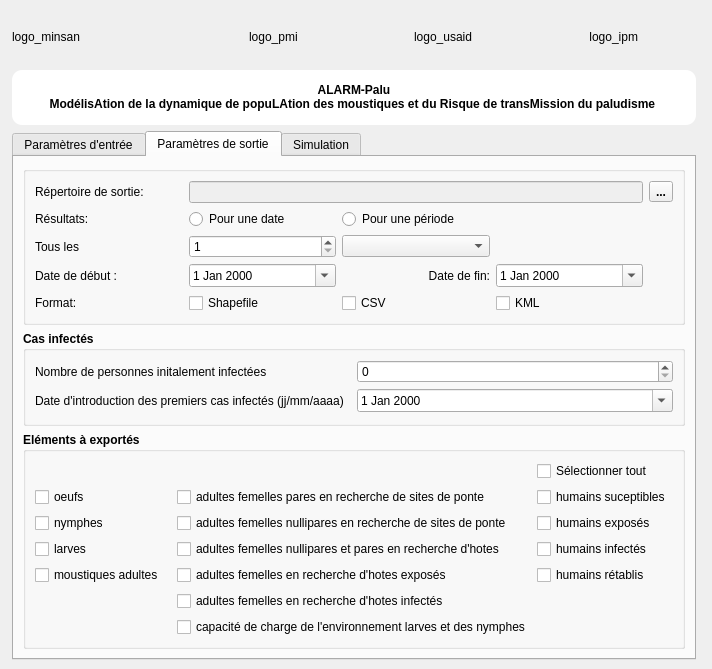
TeamSaGeo/MalariaModel, file mainwindow.ui: the form before one commit.
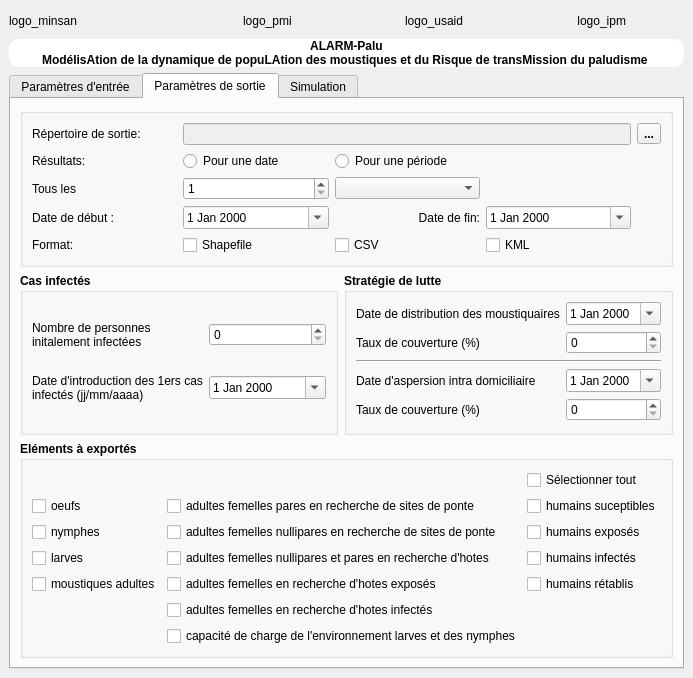
The form after the commit. The open tabs and pages were chosen to show the change. Icons and pictures are not drawn.

Commit message: add strategie de lutte

```diff
--- a/mainwindow.ui
+++ b/mainwindow.ui
@@ -6,8 +6,8 @@
    <rect>
     <x>0</x>
     <y>0</y>
-    <width>712</width>
-    <height>669</height>
+    <width>678</width>
+    <height>678</height>
    </rect>
   </property>
   <property name="sizePolicy">
@@ -395,221 +395,10 @@
         <string>Paramètres de sortie</string>
        </attribute>
        <layout class="QGridLayout" name="gridLayout_5">
-        <item row="3" column="0">
-         <widget class="QGroupBox" name="groupBox_col_export">
-          <property name="font">
-           <font>
-            <bold>true</bold>
-           </font>
-          </property>
-          <property name="styleSheet">
-           <string notr="true"/>
-          </property>
-          <property name="title">
-           <string>Eléments à exportés</string>
-          </property>
-          <layout class="QGridLayout" name="gridLayout_9">
-           <item row="1" column="2">
-            <widget class="QCheckBox" name="humS">
-             <property name="font">
-              <font>
-               <pointsize>9</pointsize>
-               <bold>false</bold>
-              </font>
-             </property>
-             <property name="text">
-              <string>humains suceptibles</string>
-             </property>
-            </widget>
-           </item>
-           <item row="3" column="0">
-            <widget class="QCheckBox" name="nymphes">
-             <property name="font">
-              <font>
-               <pointsize>9</pointsize>
-               <bold>false</bold>
-              </font>
-             </property>
-             <property name="text">
-              <string>nymphes</string>
-             </property>
-            </widget>
-           </item>
-           <item row="3" column="1">
-            <widget class="QCheckBox" name="a1o">
-             <property name="font">
-              <font>
-               <pointsize>9</pointsize>
-               <bold>false</bold>
-              </font>
-             </property>
-             <property name="text">
-              <string>adultes femelles nullipares en recherche de sites de ponte</string>
-             </property>
-            </widget>
-           </item>
-           <item row="4" column="1">
-            <widget class="QCheckBox" name="ah">
-             <property name="font">
-              <font>
-               <pointsize>9</pointsize>
-               <bold>false</bold>
-              </font>
-             </property>
-             <property name="text">
-              <string>adultes femelles nullipares et pares en recherche d'hotes</string>
-             </property>
-            </widget>
-           </item>
-           <item row="1" column="1">
-            <widget class="QCheckBox" name="a2o">
-             <property name="font">
-              <font>
-               <pointsize>9</pointsize>
-               <bold>false</bold>
-              </font>
-             </property>
-             <property name="text">
-              <string>adultes femelles pares en recherche de sites de ponte</string>
-             </property>
-            </widget>
-           </item>
-           <item row="6" column="0">
-            <widget class="QCheckBox" name="adultestot">
-             <property name="font">
-              <font>
-               <pointsize>9</pointsize>
-               <bold>false</bold>
-              </font>
-             </property>
-             <property name="text">
-              <string>moustiques adultes</string>
-             </property>
-            </widget>
-           </item>
-           <item row="7" column="1">
-            <widget class="QCheckBox" name="ahI">
-             <property name="font">
-              <font>
-               <pointsize>9</pointsize>
-               <bold>false</bold>
-              </font>
-             </property>
-             <property name="text">
-              <string>adultes femelles en recherche d'hotes infectés</string>
-             </property>
-            </widget>
-           </item>
-           <item row="6" column="1">
-            <widget class="QCheckBox" name="ahE">
-             <property name="font">
-              <font>
-               <pointsize>9</pointsize>
-               <bold>false</bold>
-              </font>
-             </property>
-             <property name="text">
-              <string>adultes femelles en recherche d'hotes exposés</string>
-             </property>
-            </widget>
-           </item>
-           <item row="9" column="1">
-            <widget class="QCheckBox" name="fkl">
-             <property name="font">
-              <font>
-               <pointsize>9</pointsize>
-               <bold>false</bold>
-              </font>
-             </property>
-             <property name="text">
-              <string>capacité de charge de l'environnement larves et des nymphes</string>
-             </property>
-            </widget>
-           </item>
-           <item row="1" column="0">
-            <widget class="QCheckBox" name="oeufs">
-             <property name="font">
-              <font>
-               <pointsize>9</pointsize>
-               <bold>false</bold>
-              </font>
-             </property>
-             <property name="text">
-              <string>oeufs</string>
-             </property>
-            </widget>
-           </item>
-           <item row="6" column="2">
-            <widget class="QCheckBox" name="humR">
-             <property name="font">
-              <font>
-               <pointsize>9</pointsize>
-               <bold>false</bold>
-              </font>
-             </property>
-             <property name="text">
-              <string>humains rétablis</string>
-             </property>
-            </widget>
-           </item>
-           <item row="4" column="2">
-            <widget class="QCheckBox" name="humI">
-             <property name="font">
-              <font>
-               <pointsize>9</pointsize>
-               <bold>false</bold>
-              </font>
-             </property>
-             <property name="text">
-              <string>humains infectés</string>
-             </property>
-            </widget>
-           </item>
-           <item row="3" column="2">
-            <widget class="QCheckBox" name="humE">
-             <property name="font">
-              <font>
-               <pointsize>9</pointsize>
-               <bold>false</bold>
-              </font>
-             </property>
-             <property name="text">
-              <string>humains exposés</string>
-             </property>
-            </widget>
-           </item>
-           <item row="0" column="2">
-            <widget class="QCheckBox" name="select_all">
-             <property name="font">
-              <font>
-               <bold>false</bold>
-              </font>
-             </property>
-             <property name="text">
-              <string>Sélectionner tout</string>
-             </property>
-            </widget>
-           </item>
-           <item row="4" column="0">
-            <widget class="QCheckBox" name="larves">
-             <property name="font">
-              <font>
-               <pointsize>9</pointsize>
-               <bold>false</bold>
-              </font>
-             </property>
-             <property name="text">
-              <string>larves</string>
-             </property>
-            </widget>
-           </item>
-          </layout>
-         </widget>
-        </item>
         <item row="1" column="0">
          <widget class="QGroupBox" name="groupBox_SEIR">
           <property name="sizePolicy">
-           <sizepolicy hsizetype="Expanding" vsizetype="Expanding">
+           <sizepolicy hsizetype="Minimum" vsizetype="Expanding">
             <horstretch>0</horstretch>
             <verstretch>0</verstretch>
            </sizepolicy>
@@ -652,7 +441,7 @@
               </font>
              </property>
              <property name="text">
-              <string>Date d'introduction des premiers cas infectés (jj/mm/aaaa)</string>
+              <string>Date d'introduction des 1ers cas &lt;br&gt;infectés (jj/mm/aaaa)</string>
              </property>
             </widget>
            </item>
@@ -676,14 +465,131 @@
               </font>
              </property>
              <property name="text">
-              <string>Nombre de personnes initalement infectées</string>
+              <string>Nombre de personnes&lt;br&gt; initalement infectées</string>
              </property>
             </widget>
            </item>
           </layout>
          </widget>
         </item>
-        <item row="0" column="0">
+        <item row="1" column="1">
+         <widget class="QGroupBox" name="groupBox_lutte">
+          <property name="font">
+           <font>
+            <bold>true</bold>
+           </font>
+          </property>
+          <property name="title">
+           <string>Stratégie de lutte</string>
+          </property>
+          <layout class="QGridLayout" name="gridLayout_6">
+           <item row="6" column="0">
+            <widget class="QLabel" name="label_couv_irs">
+             <property name="font">
+              <font>
+               <bold>false</bold>
+              </font>
+             </property>
+             <property name="text">
+              <string>Taux de couverture (%)</string>
+             </property>
+            </widget>
+           </item>
+           <item row="5" column="0">
+            <widget class="QLabel" name="label_date_irs">
+             <property name="font">
+              <font>
+               <bold>false</bold>
+              </font>
+             </property>
+             <property name="text">
+              <string>Date d'aspersion intra domiciliaire</string>
+             </property>
+            </widget>
+           </item>
+           <item row="3" column="1">
+            <widget class="QSpinBox" name="couverture_moustiquaire">
+             <property name="font">
+              <font>
+               <bold>false</bold>
+              </font>
+             </property>
+             <property name="maximum">
+              <number>100</number>
+             </property>
+            </widget>
+           </item>
+           <item row="0" column="1">
+            <widget class="QDateEdit" name="date_moustiquaire">
+             <property name="font">
+              <font>
+               <bold>false</bold>
+              </font>
+             </property>
+             <property name="calendarPopup">
+              <bool>true</bool>
+             </property>
+            </widget>
+           </item>
+           <item row="6" column="1">
+            <widget class="QSpinBox" name="couverture_irs">
+             <property name="font">
+              <font>
+               <bold>false</bold>
+              </font>
+             </property>
+             <property name="maximum">
+              <number>100</number>
+             </property>
+            </widget>
+           </item>
+           <item row="5" column="1">
+            <widget class="QDateEdit" name="date_irs">
+             <property name="font">
+              <font>
+               <bold>false</bold>
+              </font>
+             </property>
+             <property name="calendarPopup">
+              <bool>true</bool>
+             </property>
+            </widget>
+           </item>
+           <item row="3" column="0">
+            <widget class="QLabel" name="label_couverture_moustiquaire">
+             <property name="font">
+              <font>
+               <bold>false</bold>
+              </font>
+             </property>
+             <property name="text">
+              <string>Taux de couverture (%)</string>
+             </property>
+            </widget>
+           </item>
+           <item row="0" column="0">
+            <widget class="QLabel" name="label_date_moustiquaire">
+             <property name="font">
+              <font>
+               <bold>false</bold>
+              </font>
+             </property>
+             <property name="text">
+              <string>Date de distribution des moustiquaires</string>
+             </property>
+            </widget>
+           </item>
+           <item row="4" column="0" colspan="2">
+            <widget class="Line" name="line">
+             <property name="orientation">
+              <enum>Qt::Horizontal</enum>
+             </property>
+            </widget>
+           </item>
+          </layout>
+         </widget>
+        </item>
+        <item row="0" column="0" colspan="2">
          <widget class="QGroupBox" name="groupBox_output">
           <property name="font">
            <font>
@@ -902,6 +808,217 @@
           </layout>
          </widget>
         </item>
+        <item row="3" column="0" colspan="2">
+         <widget class="QGroupBox" name="groupBox_col_export">
+          <property name="font">
+           <font>
+            <bold>true</bold>
+           </font>
+          </property>
+          <property name="styleSheet">
+           <string notr="true"/>
+          </property>
+          <property name="title">
+           <string>Eléments à exportés</string>
+          </property>
+          <layout class="QGridLayout" name="gridLayout_9">
+           <item row="1" column="2">
+            <widget class="QCheckBox" name="humS">
+             <property name="font">
+              <font>
+               <pointsize>9</pointsize>
+               <bold>false</bold>
+              </font>
+             </property>
+             <property name="text">
+              <string>humains suceptibles</string>
+             </property>
+            </widget>
+           </item>
+           <item row="3" column="0">
+            <widget class="QCheckBox" name="nymphes">
+             <property name="font">
+              <font>
+               <pointsize>9</pointsize>
+               <bold>false</bold>
+              </font>
+             </property>
+             <property name="text">
+              <string>nymphes</string>
+             </property>
+            </widget>
+           </item>
+           <item row="3" column="1">
+            <widget class="QCheckBox" name="a1o">
+             <property name="font">
+              <font>
+               <pointsize>9</pointsize>
+               <bold>false</bold>
+              </font>
+             </property>
+             <property name="text">
+              <string>adultes femelles nullipares en recherche de sites de ponte</string>
+             </property>
+            </widget>
+           </item>
+           <item row="4" column="1">
+            <widget class="QCheckBox" name="ah">
+             <property name="font">
+              <font>
+               <pointsize>9</pointsize>
+               <bold>false</bold>
+              </font>
+             </property>
+             <property name="text">
+              <string>adultes femelles nullipares et pares en recherche d'hotes</string>
+             </property>
+            </widget>
+           </item>
+           <item row="1" column="1">
+            <widget class="QCheckBox" name="a2o">
+             <property name="font">
+              <font>
+               <pointsize>9</pointsize>
+               <bold>false</bold>
+              </font>
+             </property>
+             <property name="text">
+              <string>adultes femelles pares en recherche de sites de ponte</string>
+             </property>
+            </widget>
+           </item>
+           <item row="6" column="0">
+            <widget class="QCheckBox" name="adultestot">
+             <property name="font">
+              <font>
+               <pointsize>9</pointsize>
+               <bold>false</bold>
+              </font>
+             </property>
+             <property name="text">
+              <string>moustiques adultes</string>
+             </property>
+            </widget>
+           </item>
+           <item row="7" column="1">
+            <widget class="QCheckBox" name="ahI">
+             <property name="font">
+              <font>
+               <pointsize>9</pointsize>
+               <bold>false</bold>
+              </font>
+             </property>
+             <property name="text">
+              <string>adultes femelles en recherche d'hotes infectés</string>
+             </property>
+            </widget>
+           </item>
+           <item row="6" column="1">
+            <widget class="QCheckBox" name="ahE">
+             <property name="font">
+              <font>
+               <pointsize>9</pointsize>
+               <bold>false</bold>
+              </font>
+             </property>
+             <property name="text">
+              <string>adultes femelles en recherche d'hotes exposés</string>
+             </property>
+            </widget>
+           </item>
+           <item row="9" column="1">
+            <widget class="QCheckBox" name="fkl">
+             <property name="font">
+              <font>
+               <pointsize>9</pointsize>
+               <bold>false</bold>
+              </font>
+             </property>
+             <property name="text">
+              <string>capacité de charge de l'environnement larves et des nymphes</string>
+             </property>
+            </widget>
+           </item>
+           <item row="1" column="0">
+            <widget class="QCheckBox" name="oeufs">
+             <property name="font">
+              <font>
+               <pointsize>9</pointsize>
+               <bold>false</bold>
+              </font>
+             </property>
+             <property name="text">
+              <string>oeufs</string>
+             </property>
+            </widget>
+           </item>
+           <item row="6" column="2">
+            <widget class="QCheckBox" name="humR">
+             <property name="font">
+              <font>
+               <pointsize>9</pointsize>
+               <bold>false</bold>
+              </font>
+             </property>
+             <property name="text">
+              <string>humains rétablis</string>
+             </property>
+            </widget>
+           </item>
+           <item row="4" column="2">
+            <widget class="QCheckBox" name="humI">
+             <property name="font">
+              <font>
+               <pointsize>9</pointsize>
+               <bold>false</bold>
+              </font>
+             </property>
+             <property name="text">
+              <string>humains infectés</string>
+             </property>
+            </widget>
+           </item>
+           <item row="3" column="2">
+            <widget class="QCheckBox" name="humE">
+             <property name="font">
+              <font>
+               <pointsize>9</pointsize>
+               <bold>false</bold>
+              </font>
+             </property>
+             <property name="text">
+              <string>humains exposés</string>
+             </property>
+            </widget>
+           </item>
+           <item row="0" column="2">
+            <widget class="QCheckBox" name="select_all">
+             <property name="font">
+              <font>
+               <bold>false</bold>
+              </font>
+             </property>
+             <property name="text">
+              <string>Sélectionner tout</string>
+             </property>
+            </widget>
+           </item>
+           <item row="4" column="0">
+            <widget class="QCheckBox" name="larves">
+             <property name="font">
+              <font>
+               <pointsize>9</pointsize>
+               <bold>false</bold>
+              </font>
+             </property>
+             <property name="text">
+              <string>larves</string>
+             </property>
+            </widget>
+           </item>
+          </layout>
+         </widget>
+        </item>
        </layout>
       </widget>
       <widget class="QWidget" name="tab_3">
```
Left out of the diff: 82 changed lines with no effect on the pictures. The commit also changes 3 other files.
